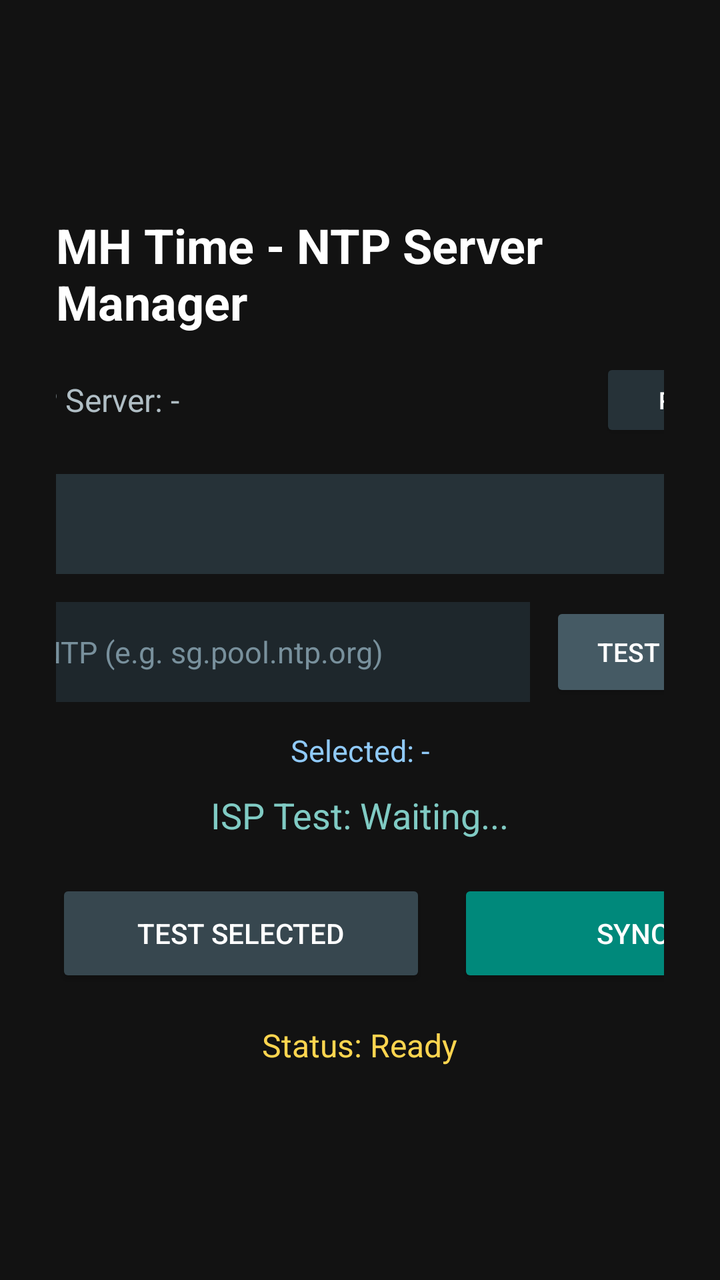
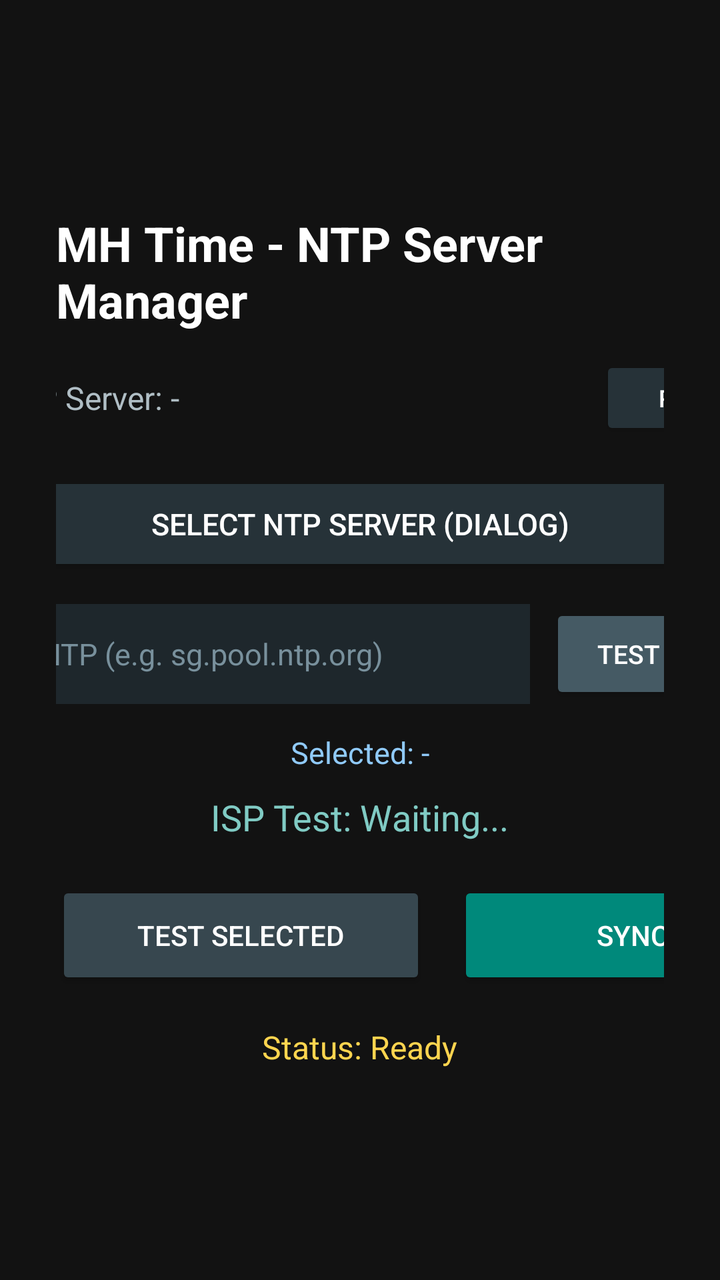

Before-and-after screenshots of an Android layout around one commit, followed by the original layout XML and the change that was made.
<!-- AndroidManifest.xml: application theme Theme.AppCompat.NoActionBar -->
<!-- res/layout/activity_main.xml -->
<?xml version="1.0" encoding="utf-8"?>
<LinearLayout xmlns:android="http://schemas.android.com/apk/res/android"
    android:layout_width="match_parent"
    android:layout_height="match_parent"
    android:background="#121212"
    android:gravity="center"
    android:orientation="vertical"
    android:padding="28dp">

    <TextView
        android:id="@+id/tvTitle"
        android:layout_width="wrap_content"
        android:layout_height="wrap_content"
        android:text="MH Time - NTP Server Manager"
        android:textColor="#FFFFFF"
        android:textSize="24sp"
        android:textStyle="bold" />

    <LinearLayout
        android:layout_width="460dp"
        android:layout_height="wrap_content"
        android:layout_marginTop="12dp"
        android:gravity="center"
        android:orientation="horizontal">

        <TextView
            android:id="@+id/tvCurrentNtp"
            android:layout_width="0dp"
            android:layout_height="wrap_content"
            android:layout_weight="1"
            android:text="Active NTP Server: -"
            android:textColor="#B0BEC5"
            android:textSize="16sp" />

        <Button
            android:id="@+id/btnRefreshCurrent"
            android:layout_width="110dp"
            android:layout_height="42dp"
            android:backgroundTint="#263238"
            android:focusable="true"
            android:text="Refresh"
            android:textColor="#FFFFFF"
            android:textSize="12sp" />
    </LinearLayout>

    <Spinner
        android:id="@+id/spinnerNtpServer"
        android:layout_width="460dp"
        android:layout_height="50dp"
        android:layout_marginTop="16dp"
        android:background="#263238"
        android:focusable="true"
        android:padding="10dp" />

    <LinearLayout
        android:id="@+id/layoutCustomNtp"
        android:layout_width="460dp"
        android:layout_height="wrap_content"
        android:layout_marginTop="14dp"
        android:gravity="center_vertical"
        android:orientation="horizontal">

        <EditText
            android:id="@+id/etCustomNtp"
            android:layout_width="0dp"
            android:layout_height="50dp"
            android:layout_marginEnd="10dp"
            android:layout_weight="1"
            android:background="#1E272C"
            android:focusable="true"
            android:hint="Custom NTP (e.g. sg.pool.ntp.org)"
            android:imeOptions="actionDone"
            android:inputType="textUri"
            android:paddingHorizontal="14dp"
            android:singleLine="true"
            android:textColor="#FFFFFF"
            android:textColorHint="#78909C"
            android:textSize="15sp" />

        <Button
            android:id="@+id/btnUseCustom"
            android:layout_width="135dp"
            android:layout_height="50dp"
            android:backgroundTint="#455A64"
            android:focusable="true"
            android:text="Test Custom"
            android:textColor="#FFFFFF"
            android:textSize="13sp" />
    </LinearLayout>

    <TextView
        android:id="@+id/tvSelectedTarget"
        android:layout_width="wrap_content"
        android:layout_height="wrap_content"
        android:layout_marginTop="14dp"
        android:text="Selected: -"
        android:textColor="#90CAF9"
        android:textSize="15sp" />

    <TextView
        android:id="@+id/tvTestResult"
        android:layout_width="wrap_content"
        android:layout_height="wrap_content"
        android:layout_marginTop="10dp"
        android:text="ISP Test: Waiting..."
        android:textColor="#80CBC4"
        android:textSize="18sp" />

    <LinearLayout
        android:layout_width="wrap_content"
        android:layout_height="wrap_content"
        android:layout_marginTop="20dp"
        android:orientation="horizontal">

        <Button
            android:id="@+id/btnTestServer"
            android:layout_width="185dp"
            android:layout_height="54dp"
            android:layout_marginEnd="16dp"
            android:backgroundTint="#37474F"
            android:focusable="true"
            android:text="Test Selected"
            android:textColor="#FFFFFF" />

        <Button
            android:id="@+id/btnSyncNow"
            android:layout_width="210dp"
            android:layout_height="54dp"
            android:backgroundTint="#00897B"
            android:focusable="true"
            android:text="Sync Now"
            android:textColor="#FFFFFF" />
    </LinearLayout>

    <TextView
        android:id="@+id/tvSyncStatus"
        android:layout_width="wrap_content"
        android:layout_height="wrap_content"
        android:layout_marginTop="18dp"
        android:text="Status: Ready"
        android:textColor="#FFD54F"
        android:textSize="16sp" />

</LinearLayout>
<!-- resources referenced by this layout -->
<resources>

</resources>

<!-- the commit's change to res/layout/activity_main.xml (unified diff, before → after) -->
@@ -43,17 +43,19 @@
             android:textSize="12sp" />
     </LinearLayout>
 
-    <Spinner
-        android:id="@+id/spinnerNtpServer"
+    <Button
+        android:id="@+id/btnOpenServerDialog"
         android:layout_width="460dp"
-        android:layout_height="50dp"
+        android:layout_height="52dp"
         android:layout_marginTop="16dp"
-        android:background="#263238"
+        android:backgroundTint="#263238"
         android:focusable="true"
-        android:padding="10dp" />
+        android:text="Select NTP Server (Dialog)"
+        android:textColor="#FFFFFF"
+        android:textSize="15sp" />
 
     <LinearLayout
-        android:id="@+id/layoutCustomNtp"
+        android:id="@+id/layoutCustomNtpBelowDialog"
         android:layout_width="460dp"
         android:layout_height="wrap_content"
         android:layout_marginTop="14dp"
